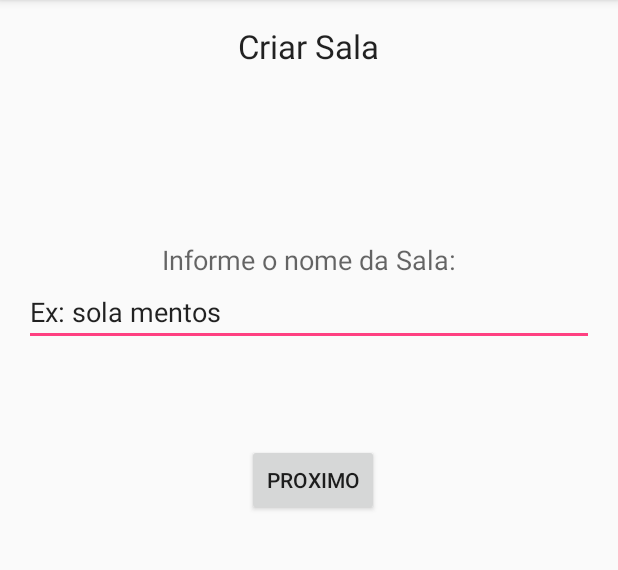
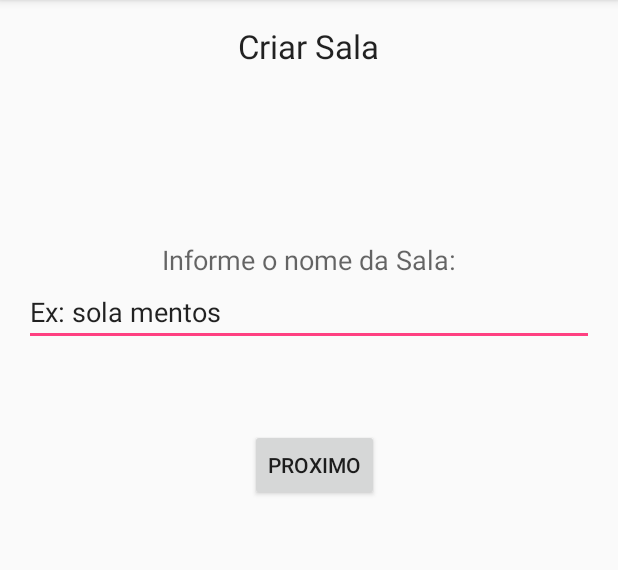
Before and after one commit to mrcssoares/gameBoard, an Android app: the Criar_sala_Activity screen opened directly, with no data from a screen before it, on a phone screen of 412 x 824 dp, the part 84-654 px from its top. Run offline under Robolectric (Android 15) with nearby library versions, the phone set to English and light mode, and no system bars.

Commit message:
funcionalidade criar sala implementada junto a conexão com o banco de dados no servidor

```diff
--- a/GameBoardQuestion/app/src/main/AndroidManifest.xml
+++ b/GameBoardQuestion/app/src/main/AndroidManifest.xml
@@ -1,7 +1,8 @@
 <?xml version="1.0" encoding="utf-8"?>
 <manifest xmlns:android="http://schemas.android.com/apk/res/android"
     package="com.example.marcos.gameboardquestion">
-
+    <uses-permission android:name="android.permission.INTERNET"/>
+    <uses-permission android:name="android.permission.ACCESS_NETWORK_STATE"/>
     <application
         android:allowBackup="true"
         android:icon="@mipmap/ic_launcher"
--- a/GameBoardQuestion/app/src/main/java/com/example/marcos/gameboardquestion/Entrar_em_sala_Activity.java
+++ b/GameBoardQuestion/app/src/main/java/com/example/marcos/gameboardquestion/Entrar_em_sala_Activity.java
@@ -13,7 +13,7 @@ import org.apache.http.util.EntityUtils;
 
 import java.io.IOException;
 
-public class Entrar_em_sala_Activity extends AppCompatActivity {
+public class  Entrar_em_sala_Activity extends AppCompatActivity {
 
     @Override
     protected void onCreate(Bundle savedInstanceState) {
--- a/GameBoardQuestion/app/src/main/res/layout/activity_criar_sala_.xml
+++ b/GameBoardQuestion/app/src/main/res/layout/activity_criar_sala_.xml
@@ -54,12 +54,24 @@
         android:layout_centerHorizontal="true" />
 
     <Button
+        style="?android:attr/buttonStyleSmall"
         android:layout_width="wrap_content"
         android:layout_height="wrap_content"
         android:text="Proximo"
-        android:id="@+id/button_criar_sala"
-        android:layout_marginTop="65dp"
+        android:id="@+id/button_cadastrar_sala"
+        android:layout_marginTop="55dp"
         android:layout_below="@+id/editText_nome_sala"
         android:layout_alignRight="@+id/textView_criar_sala"
         android:layout_alignEnd="@+id/textView_criar_sala" />
+
+    <Button
+        style="?android:attr/buttonStyleSmall"
+        android:layout_width="wrap_content"
+        android:layout_height="wrap_content"
+        android:text="Entrar"
+        android:id="@+id/button_cadastrar_jogador_em_sala"
+        android:layout_below="@+id/button_cadastrar_sala"
+        android:layout_alignRight="@+id/button_cadastrar_sala"
+        android:layout_alignEnd="@+id/button_cadastrar_sala" />
+
 </RelativeLayout>
```
Also changed, not shown: GameBoardQuestion/app/src/main/java/com/example/marcos/gameboardquestion/Criar_sala_Activity.java (+73 -5 lines).
